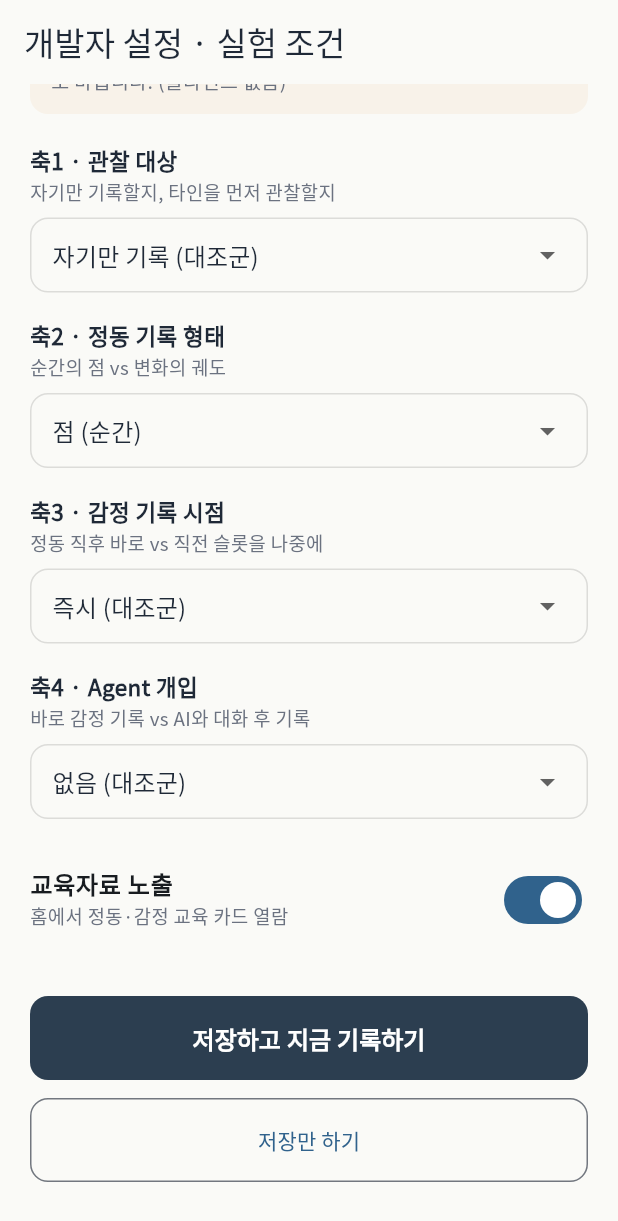
After one commit to HAI-myungsungkim/affect-cartography, a Flutter app: the DevSettingsScreen screen opened by its route, scrolled down 56 dp, after a tap on "교육자료 노출", on a phone screen of 412 x 824 dp. The commit adds this screen. Shown: the top 1221 px of the screen. Run offline on Flutter 3.47's test engine with Material 3 defaults, Android fonts, the phone set to English and light mode, and no system bars; our stand-ins replace device_info_plus, dio, flutter_dotenv, flutter_local_notifications, flutter_riverpod, flutter_secure_storage and 3 more; accounts and stored records are empty.

Commit message:
feat: 정동 기록에 record_date/slot 추가, 개발자 설정 조건 변경 API/화면

```diff
--- a/app/lib/core/router.dart
+++ b/app/lib/core/router.dart
@@ -6,6 +6,7 @@ import '../features/affect/affect_record_screen.dart';
 import '../features/agent/agent_dialogue_screen.dart';
 import '../features/auth/login_screen.dart';
 import '../features/dashboard/dashboard_screen.dart';
+import '../features/dev/dev_settings_screen.dart';
 import '../features/emotion/emotion_select_screen.dart';
 import '../features/home/home_screen.dart';
 import '../features/intervention/done_screen.dart';
@@ -83,6 +84,10 @@ GoRouter buildRouter(SecureStorage storage) {
         path: '/notification-settings',
         builder: (_, __) => const NotificationSettingsScreen(),
       ),
+      GoRoute(
+        path: '/dev-settings',
+        builder: (_, __) => const DevSettingsScreen(),
+      ),
     ],
   );
 
--- a/app/lib/features/auth/login_controller.dart
+++ b/app/lib/features/auth/login_controller.dart
@@ -23,7 +23,7 @@ class LoginController extends StateNotifier<LoginState> {
         realName: realName.trim(),
       );
 
-      // 백엔드는 4xx도 응답 본문을 돌려주도록 validateStatus 설정됨.
+      // 백엔드는 4xx도 응답 본문을 내려주도록 validateStatus 설정됨
       if (resp.statusCode == 200) {
         final data = resp.data as Map<String, dynamic>;
         await _storage.saveLogin(
@@ -34,6 +34,11 @@ class LoginController extends StateNotifier<LoginState> {
           recordMode: data['record_mode'] as String,
           trajectoryPracticeDone:
               data['trajectory_practice_done'] as bool? ?? false,
+          // 실험 조건 축 (기본값은 각 축의 '없음/대조군' 값)
+          observationMode: data['observation_mode'] as String? ?? 'self_only',
+          emotionTiming: data['emotion_timing'] as String? ?? 'immediate',
+          agentMode: data['agent_mode'] as String? ?? 'none',
+          educationEnabled: data['education_enabled'] as bool? ?? false,
         );
         state = LoginSuccess(
           firstLogin: data['first_login'] as bool? ?? false,
--- /dev/null
+++ b/app/lib/features/dev/dev_settings_screen.dart
@@ -0,0 +1,250 @@
+import 'package:flutter/material.dart';
+import 'package:flutter_riverpod/flutter_riverpod.dart';
+import 'package:go_router/go_router.dart';
+
+import '../../core/providers.dart';
+import '../../shared/theme/app_theme.dart';
+
+/// 개발/테스트용 실험 조건 설정 화면.
+///
+/// 로그인한 테스트 계정이 실험 축 5개를 직접 바꿔 각 흐름을 반복 확인한다.
+/// 블라인드 없이 동료 공유용. 저장하면 백엔드와 로컬 저장소 양쪽이 갱신된다.
+///
+/// ⚠️ 배포 전 복귀 지점: 실제 실험에서는 이 화면을 홈 메뉴에서 숨기고,
+/// 조건 배정은 관리자 웹에서만 하도록 전환한다.
+class DevSettingsScreen extends ConsumerStatefulWidget {
+  const DevSettingsScreen({super.key});
+
+  @override
+  ConsumerState<DevSettingsScreen> createState() => _DevSettingsScreenState();
+}
+
+/// 축 하나의 정의: 저장 키, 화면 제목, (값 → 라벨) 목록.
+class _Axis {
+  final String key; // 백엔드 필드명
+  final String title;
+  final String description;
+  final List<({String value, String label})> options;
+  const _Axis(this.key, this.title, this.description, this.options);
+}
+
+const _axes = <_Axis>[
+  _Axis('observation_mode', '축1 · 관찰 대상',
+      '자기만 기록할지, 타인을 먼저 관찰할지', [
+    (value: 'self_only', label: '자기만 기록 (대조군)'),
+    (value: 'recall_other', label: '주변 인물 회상 관찰'),
+    (value: 'scenario_other', label: '앱 내 시나리오 관찰'),
+  ]),
+  _Axis('record_mode', '축2 · 정동 기록 형태',
+      '순간의 점 vs 변화의 궤도', [
+    (value: 'point', label: '점 (순간)'),
+    (value: 'trajectory', label: '궤도 (변화)'),
+  ]),
+  _Axis('emotion_timing', '축3 · 감정 기록 시점',
+      '정동 직후 바로 vs 직전 슬롯을 나중에', [
+    (value: 'immediate', label: '즉시 (대조군)'),
+    (value: 'delayed', label: '시간차 (한 슬롯 밀림)'),
+  ]),
+  _Axis('agent_mode', '축4 · Agent 개입',
+      '바로 감정 기록 vs AI와 대화 후 기록', [
+    (value: 'none', label: '없음 (대조군)'),
+    (value: 'enabled', label: 'AI 대화 개입'),
+  ]),
+];
+
+class _DevSettingsScreenState extends ConsumerState<DevSettingsScreen> {
+  // 현재 선택값
+  final Map<String, String> _selected = {};
+  bool _educationEnabled = false;
+  bool _loading = true;
+  bool _saving = false;
+  String? _participantCode;
+
+  @override
+  void initState() {
+    super.initState();
+    _load();
+  }
+
+  Future<void> _load() async {
+    // 로컬 저장소에서 현재 조건을 읽어 초기값으로 (서버와 동기화된 상태)
+    final storage = ref.read(secureStorageProvider);
+    _participantCode = await storage.getParticipantCode();
+    _selected['observation_mode'] = await storage.getObservationMode();
+    _selected['record_mode'] = await storage.getRecordMode() ?? 'point';
+    _selected['emotion_timing'] = await storage.getEmotionTiming();
+    _selected['agent_mode'] = await storage.getAgentMode();
+    _educationEnabled = await storage.getEducationEnabled();
+    if (mounted) setState(() => _loading = false);
+  }
+
+  Future<void> _save({bool thenRecord = false}) async {
+    setState(() => _saving = true);
+    final api = ref.read(apiClientProvider);
+    final storage = ref.read(secureStorageProvider);
+    try {
+      final resp = await api.updateMyConditions({
+        ..._selected,
+        'education_enabled': _educationEnabled,
+      });
+      if (resp.statusCode == 200) {
+        final d = resp.data as Map<String, dynamic>;
+        // 로컬 저장소도 서버 응답 기준으로 갱신
+        await storage.saveConditions(
+          recordMode: d['record_mode'] as String,
+          observationMode: d['observation_mode'] as String,
+          emotionTiming: d['emotion_timing'] as String,
+          agentMode: d['agent_mode'] as String,
+          educationEnabled: d['education_enabled'] as bool,
+        );
+        if (!mounted) return;
+        ScaffoldMessenger.of(context).showSnackBar(
+          const SnackBar(content: Text('조건 저장 완료')),
+        );
+        if (thenRecord && mounted) {
+          context.go('/record');
+        }
+      } else {
+        final msg = resp.data is Map ? '${resp.data['detail']}' : '저장 실패';
+        if (mounted) {
+          ScaffoldMessenger.of(context).showSnackBar(
+            SnackBar(content: Text('저장 실패: $msg')),
+          );
+        }
+      }
+    } catch (e) {
+      if (mounted) {
+        ScaffoldMessenger.of(context).showSnackBar(
+          SnackBar(content: Text('오류: $e')),
+        );
+      }
+    } finally {
+      if (mounted) setState(() => _saving = false);
+    }
+  }
+
+  @override
+  Widget build(BuildContext context) {
+    if (_loading) {
+      return const Scaffold(
+        body: Center(child: CircularProgressIndicator()),
+      );
+    }
+    return Scaffold(
+      appBar: AppBar(title: const Text('개발자 설정 · 실험 조건')),
+      body: SafeArea(
+        child: ListView(
+          padding: const EdgeInsets.symmetric(horizontal: 20, vertical: 12),
+          children: [
+            Container(
+              padding: const EdgeInsets.all(14),
+              decoration: BoxDecoration(
+                color: AppColors.accentBeige.withOpacity(0.4),
+                borderRadius: BorderRadius.circular(12),
+              ),
+              child: Text(
+                '테스트 계정 ${_participantCode ?? ""} · 각 축을 바꾸고 저장하면 '
+                '기록 흐름이 그 조건대로 바뀝니다. (블라인드 없음)',
+                style: TextStyle(
+                  fontSize: 13,
+                  color: AppColors.textSecondary,
+                  height: 1.4,
+                ),
+              ),
+            ),
+            const SizedBox(height: 20),
+            for (final axis in _axes) ...[
+              _AxisSelector(
+                axis: axis,
+                value: _selected[axis.key]!,
+                onChanged: (v) => setState(() => _selected[axis.key] = v),
+              ),
+              const SizedBox(height: 18),
+            ],
+            SwitchListTile(
+              contentPadding: EdgeInsets.zero,
+              title: const Text('교육자료 노출',
+                  style: TextStyle(fontWeight: FontWeight.w600)),
+              subtitle: Text('홈에서 정동·감정 교육 카드 열람',
+                  style: TextStyle(
+                      fontSize: 12.5, color: AppColors.textSecondary)),
+              value: _educationEnabled,
+              onChanged: (v) => setState(() => _educationEnabled = v),
+            ),
+            const SizedBox(height: 28),
+            ElevatedButton(
+              onPressed: _saving ? null : () => _save(thenRecord: true),
+              child: _saving
+                  ? const SizedBox(
+                      width: 22,
+                      height: 22,
+                      child: CircularProgressIndicator(
+                          color: Colors.white, strokeWidth: 2.5),
+                    )
+                  : const Text('저장하고 지금 기록하기'),
+            ),
+            const SizedBox(height: 12),
+            OutlinedButton(
+              onPressed: _saving ? null : () => _save(thenRecord: false),
+              style: OutlinedButton.styleFrom(
+                minimumSize: const Size.fromHeight(56),
+                shape: RoundedRectangleBorder(
+                  borderRadius: BorderRadius.circular(12),
+                ),
+              ),
+              child: const Text('저장만 하기'),
+            ),
+            const SizedBox(height: 24),
+          ],
+        ),
+      ),
+    );
+  }
+}
+
+class _AxisSelector extends StatelessWidget {
+  final _Axis axis;
+  final String value;
+  final ValueChanged<String> onChanged;
+  const _AxisSelector({
+    required this.axis,
+    required this.value,
+    required this.onChanged,
+  });
+
+  @override
+  Widget build(BuildContext context) {
+    return Column(
+      crossAxisAlignment: CrossAxisAlignment.start,
+      children: [
+        Text(axis.title,
+            style: const TextStyle(fontSize: 15, fontWeight: FontWeight.w700)),
+        const SizedBox(height: 2),
+        Text(axis.description,
+            style:
+                TextStyle(fontSize: 12.5, color: AppColors.textSecondary)),
+        const SizedBox(height: 8),
+        Container(
+          padding: const EdgeInsets.symmetric(horizontal: 14),
+          decoration: BoxDecoration(
+            border: Border.all(color: Colors.black12),
+            borderRadius: BorderRadius.circular(12),
+          ),
+          child: DropdownButtonHideUnderline(
+            child: DropdownButton<String>(
+              value: value,
+              isExpanded: true,
+              items: [
+                for (final o in axis.options)
+                  DropdownMenuItem(value: o.value, child: Text(o.label)),
+              ],
+              onChanged: (v) {
+                if (v != null) onChanged(v);
+              },
+            ),
+          ),
+        ),
+      ],
+    );
+  }
+}
```
Also changed, not shown: app/lib/core/api_client.dart (+8 -0 lines), app/lib/core/secure_storage.dart (+50 -2 lines), app/lib/features/affect/affect_repository.dart (+21 -1 lines), app/lib/features/home/home_screen.dart (+27 -4 lines), 4 other files.
